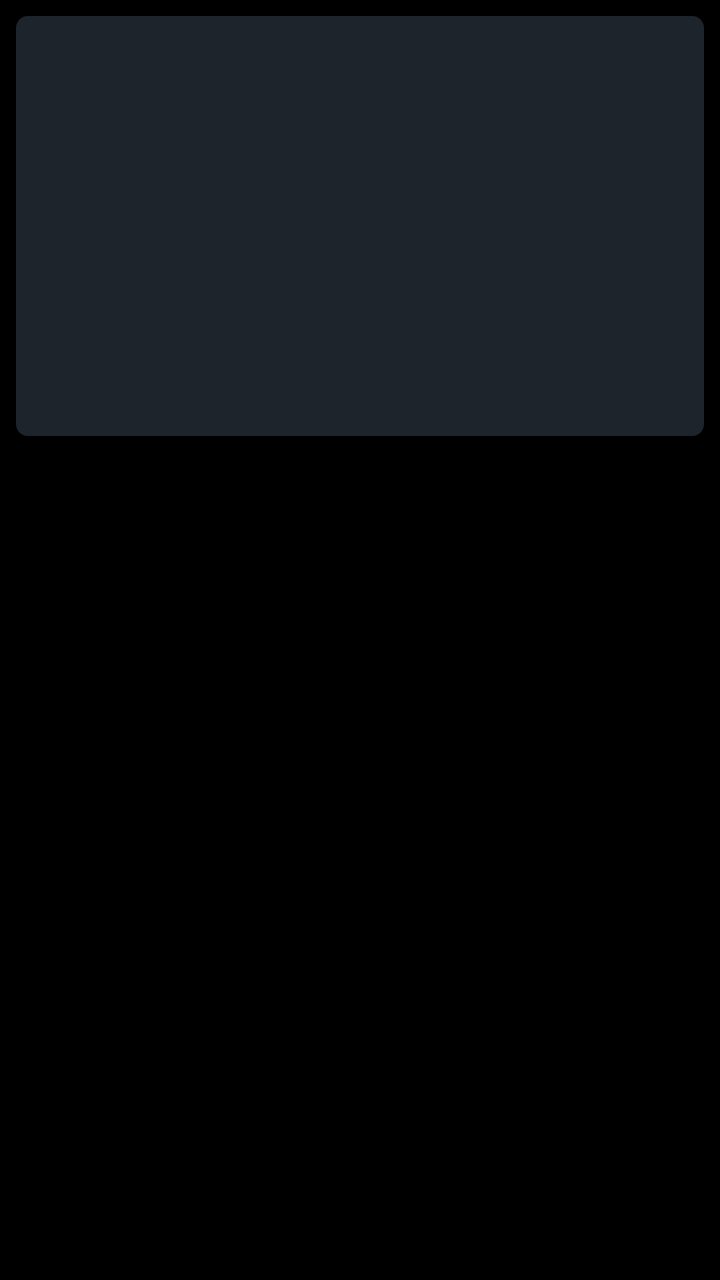
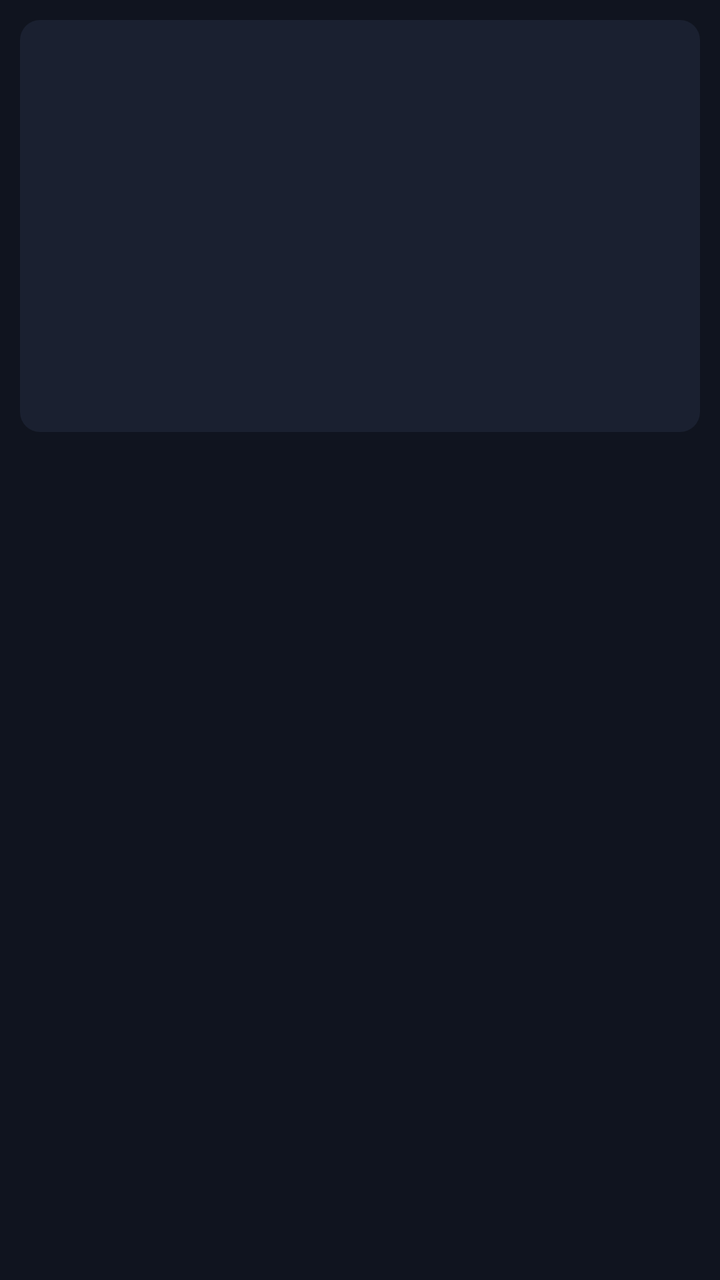

Screens rendered from an Android XML layout before and after an edit, with the pre-edit source and the edit as a unified diff.
<!-- AndroidManifest.xml: application theme AppTheme -->
<!-- res/layout/item_poster.xml -->
<?xml version="1.0" encoding="utf-8"?>
<LinearLayout xmlns:android="http://schemas.android.com/apk/res/android"
    android:layout_width="match_parent"
    android:layout_height="wrap_content"
    android:orientation="vertical"
    android:padding="8dp">

    <FrameLayout
        android:id="@+id/posterFrame"
        android:layout_width="match_parent"
        android:layout_height="210dp"
        android:background="@drawable/poster_placeholder">

        <TextView
            android:id="@+id/posterFallback"
            android:layout_width="match_parent"
            android:layout_height="match_parent"
            android:gravity="center"
            android:padding="10dp"
            android:textColor="#C8CCD0"
            android:textSize="18sp" />

        <ImageView
            android:id="@+id/posterImage"
            android:layout_width="match_parent"
            android:layout_height="match_parent"
            android:scaleType="centerCrop" />

        <ProgressBar
            android:id="@+id/posterProgress"
            style="?android:attr/progressBarStyleHorizontal"
            android:layout_width="match_parent"
            android:layout_height="5dp"
            android:layout_gravity="bottom"
            android:max="1000"
            android:progressDrawable="@drawable/progress"
            android:visibility="gone" />
    </FrameLayout>

    <TextView
        android:id="@+id/posterTitle"
        android:layout_width="match_parent"
        android:layout_height="wrap_content"
        android:layout_marginTop="6dp"
        android:ellipsize="end"
        android:lines="2"
        android:maxLines="2"
        android:textColor="#FFFFFF"
        android:textSize="16sp" />
</LinearLayout>
<!-- resources referenced by this layout -->
<resources>
  <!-- drawable poster_placeholder (drawable) -->
  <?xml version="1.0" encoding="utf-8"?>
  <shape xmlns:android="http://schemas.android.com/apk/res/android">
      <solid android:color="#1E242B" />
      <corners android:radius="6dp" />
  </shape>
  <!-- drawable progress (drawable) -->
  <?xml version="1.0" encoding="utf-8"?>
  <layer-list xmlns:android="http://schemas.android.com/apk/res/android">
      <item android:id="@android:id/background">
          <shape><solid android:color="#33FFFFFF" /><corners android:radius="2dp" /></shape>
      </item>
      <item android:id="@android:id/progress">
          <clip><shape><solid android:color="#3D7EFF" /><corners android:radius="2dp" /></shape></clip>
      </item>
  </layer-list>
  <style name="AppTheme" parent="@android:style/Theme.Material.NoActionBar.Fullscreen">
          <item name="android:windowBackground">@android:color/black</item>
          <item name="android:colorAccent">#3D7EFF</item>
      </style>
</resources>

<!-- the commit's change to res/layout/item_poster.xml (unified diff, before → after) -->
@@ -3,12 +3,12 @@
     android:layout_width="match_parent"
     android:layout_height="wrap_content"
     android:orientation="vertical"
-    android:padding="8dp">
+    android:padding="10dp">
 
     <FrameLayout
         android:id="@+id/posterFrame"
         android:layout_width="match_parent"
-        android:layout_height="210dp"
+        android:layout_height="206dp"
         android:background="@drawable/poster_placeholder">
 
         <TextView
@@ -16,8 +16,9 @@
             android:layout_width="match_parent"
             android:layout_height="match_parent"
             android:gravity="center"
-            android:padding="10dp"
-            android:textColor="#C8CCD0"
+            android:padding="12dp"
+            android:tag="medium"
+            android:textColor="@color/text2"
             android:textSize="18sp" />
 
         <ImageView
@@ -30,7 +31,7 @@
             android:id="@+id/posterProgress"
             style="?android:attr/progressBarStyleHorizontal"
             android:layout_width="match_parent"
-            android:layout_height="5dp"
+            android:layout_height="6dp"
             android:layout_gravity="bottom"
             android:max="1000"
             android:progressDrawable="@drawable/progress"
@@ -41,10 +42,10 @@
         android:id="@+id/posterTitle"
         android:layout_width="match_parent"
         android:layout_height="wrap_content"
-        android:layout_marginTop="6dp"
+        android:layout_marginTop="8dp"
         android:ellipsize="end"
         android:lines="2"
         android:maxLines="2"
-        android:textColor="#FFFFFF"
+        android:textColor="@color/text"
         android:textSize="16sp" />
 </LinearLayout>
<!-- resource entries referenced after the edit -->
@@ -1,24 +1,29 @@
 <!-- resources referenced by this layout -->
 <resources>
+  <color name="text">#F4F1EC</color>
+  <color name="text2">#A7AFC2</color>
   <!-- drawable poster_placeholder (drawable) -->
   <?xml version="1.0" encoding="utf-8"?>
   <shape xmlns:android="http://schemas.android.com/apk/res/android">
-      <solid android:color="#1E242B" />
-      <corners android:radius="6dp" />
+      <solid android:color="@color/surface" />
+      <corners android:radius="10dp" />
   </shape>
   <!-- drawable progress (drawable) -->
   <?xml version="1.0" encoding="utf-8"?>
   <layer-list xmlns:android="http://schemas.android.com/apk/res/android">
       <item android:id="@android:id/background">
-          <shape><solid android:color="#33FFFFFF" /><corners android:radius="2dp" /></shape>
+          <shape><solid android:color="#33F4F1EC" /><corners android:radius="3dp" /></shape>
       </item>
       <item android:id="@android:id/progress">
-          <clip><shape><solid android:color="#3D7EFF" /><corners android:radius="2dp" /></shape></clip>
+          <clip><shape><solid android:color="@color/focus" /><corners android:radius="3dp" /></shape></clip>
       </item>
   </layer-list>
   <style name="AppTheme" parent="@android:style/Theme.Material.NoActionBar.Fullscreen">
-          <item name="android:windowBackground">@android:color/black</item>
-          <item name="android:colorAccent">#3D7EFF</item>
+          <item name="android:windowBackground">@color/ink</item>
+          <item name="android:colorAccent">@color/focus</item>
       </style>
+  <color name="surface">#1A2030</color>
+  <color name="focus">#F2A93B</color>
+  <color name="ink">#10141F</color>
 </resources>
 
